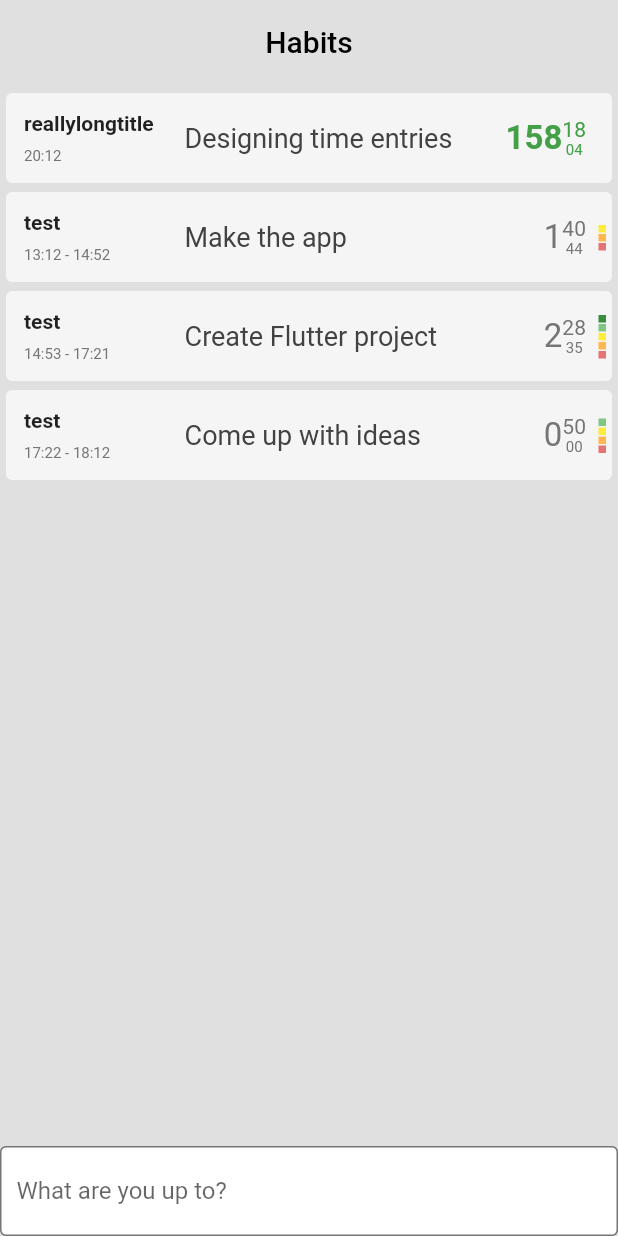
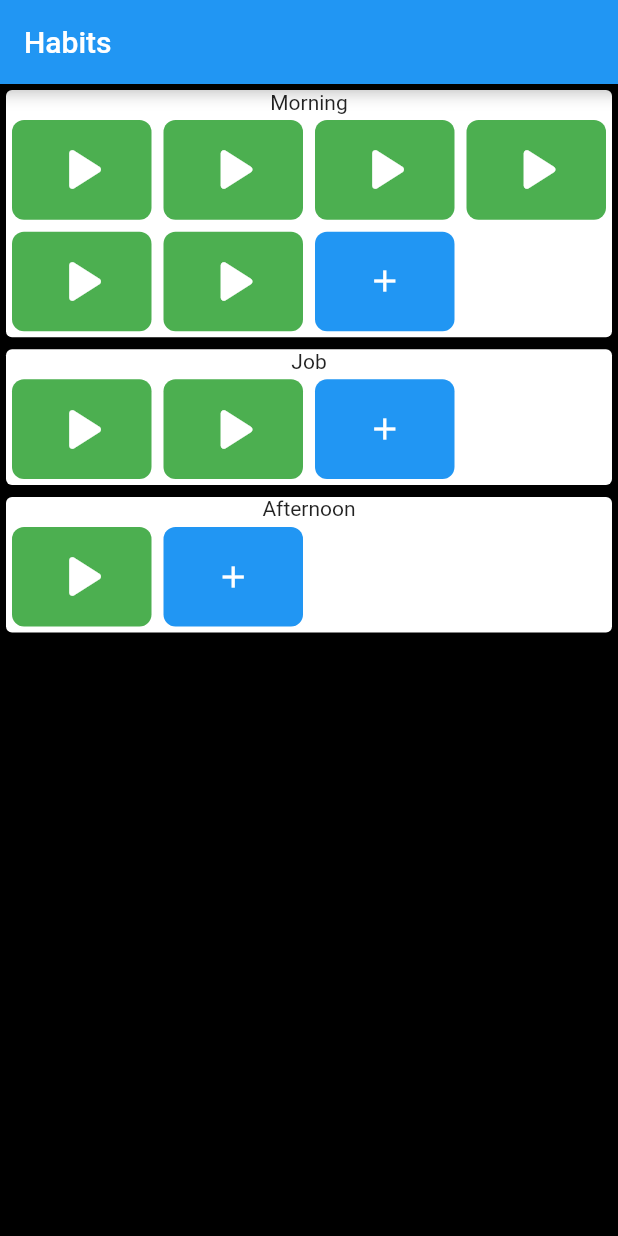
Before and after one commit to bendicsekb/habits_app, a Flutter app: the screen it shows after launch, on a phone screen of 412 x 824 dp. Run offline on Flutter 3.47's test engine with Material 2 defaults, Android fonts, the phone set to English and light mode, and no system bars; drawn by our look-alikes of flutter_slidable; our stand-ins replace flutter_hooks, flutter_riverpod, hooks_riverpod.

Commit message:
feat Block and activity based design

```diff
--- /dev/null
+++ b/lib/block_activity_design/activity.dart
@@ -0,0 +1,58 @@
+import 'package:flutter/material.dart';
+import 'package:flutter_hooks/flutter_hooks.dart';
+import 'package:hooks_riverpod/hooks_riverpod.dart';
+
+final _activityButtonStyle = TextButton.styleFrom(
+  foregroundColor: Colors.white,
+  backgroundColor: Colors.blue,
+  shape: RoundedRectangleBorder(
+    borderRadius: BorderRadius.circular(8),
+  ),
+);
+
+final _runningActivityButtonStyle = TextButton.styleFrom(
+  foregroundColor: Colors.white,
+  backgroundColor: Colors.green,
+  shape: RoundedRectangleBorder(
+    borderRadius: BorderRadius.circular(8),
+  ),
+);
+
+class Activity extends HookConsumerWidget {
+  final activityName;
+  const Activity({Key? key, required this.activityName}) : super(key: key);
+  @override
+  Widget build(BuildContext context, WidgetRef ref) {
+    final running = useState(false);
+    return TextButton(
+      onPressed: () {
+        running.value = !running.value;
+      },
+      style: running.value ? _activityButtonStyle : _runningActivityButtonStyle,
+      child: AnimatedCrossFade(
+        crossFadeState: running.value
+            ? CrossFadeState.showFirst
+            : CrossFadeState.showSecond,
+        duration: Duration(milliseconds: 300),
+        firstChild: Text(activityName),
+        secondChild: SizedBox(
+          width: 50,
+          height: 50,
+          child: Icon(Icons.play_arrow_rounded, size: 50),
+        ),
+      ),
+    );
+  }
+}
+
+class AddActivity extends HookConsumerWidget {
+  const AddActivity({Key? key}) : super(key: key);
+  @override
+  Widget build(BuildContext context, WidgetRef ref) {
+    return TextButton(
+      onPressed: () {},
+      style: _activityButtonStyle,
+      child: Icon(Icons.add),
+    );
+  }
+}
--- /dev/null
+++ b/lib/block_activity_design/block.dart
@@ -0,0 +1,40 @@
+import 'package:flutter/material.dart';
+import 'package:habits_app/block_activity_design/activity.dart';
+import 'package:habits_app/main.dart';
+import 'package:hooks_riverpod/hooks_riverpod.dart';
+
+class Block extends HookConsumerWidget {
+  final String blockName;
+  const Block({Key? key, required this.blockName}) : super(key: key);
+  @override
+  Widget build(BuildContext context, WidgetRef ref) {
+    final activities = ref.watch(activityNamesPerBlockProvider);
+    return Card(
+      child: Column(
+        children: [
+          Text(blockName),
+          GridView.builder(
+            padding: const EdgeInsets.all(4),
+            physics: const NeverScrollableScrollPhysics(),
+            shrinkWrap: true,
+            gridDelegate: const SliverGridDelegateWithFixedCrossAxisCount(
+              crossAxisCount: 4,
+              mainAxisSpacing: 8,
+              crossAxisSpacing: 8,
+              childAspectRatio: 1.4,
+            ),
+            itemCount: activities[blockName]!.length + 1,
+            itemBuilder: (context, index) {
+              if (index == activities[blockName]!.length) {
+                return const AddActivity();
+              }
+              return Activity(
+                activityName: activities[blockName]![index],
+              );
+            },
+          ),
+        ],
+      ),
+    );
+  }
+}
--- /dev/null
+++ b/lib/block_activity_design/habits_app.dart
@@ -0,0 +1,43 @@
+import 'package:flutter/material.dart';
+import 'package:habits_app/block_activity_design/block.dart';
+import 'package:habits_app/main.dart';
+import 'package:hooks_riverpod/hooks_riverpod.dart';
+
+class HabitsApp extends StatelessWidget {
+  const HabitsApp({Key? key}) : super(key: key);
+
+  @override
+  Widget build(BuildContext context) {
+    return MaterialApp(
+      title: 'Habits app',
+      theme: ThemeData(
+        primarySwatch: Colors.blue,
+        scaffoldBackgroundColor: Colors.black,
+        canvasColor: Colors.black,
+      ),
+      home: const MyHomePage(title: 'Habits'),
+    );
+  }
+}
+
+class MyHomePage extends HookConsumerWidget {
+  final String title;
+  const MyHomePage({Key? key, required this.title}) : super(key: key);
+  @override
+  Widget build(BuildContext context, WidgetRef ref) {
+    final blockNames = ref.watch(blockNamesProvider);
+    return Scaffold(
+      appBar: AppBar(
+        title: Text(title),
+      ),
+      body: ListView.builder(
+        itemCount: blockNames.length,
+        itemBuilder: (BuildContext context, int index) {
+          return Block(
+            blockName: blockNames[index],
+          );
+        },
+      ),
+    );
+  }
+}
--- /dev/null
+++ b/lib/block_activity_design/model/model.dart
@@ -0,0 +1,97 @@
+import 'dart:math';
+import 'dart:convert';
+
+import 'package:flutter/material.dart';
+import 'package:flutter_riverpod/flutter_riverpod.dart';
+
+// src: https://stackoverflow.com/questions/61919395/how-to-generate-random-string-in-dart
+String getRandomString(int len) {
+  var random = Random.secure();
+  var values = List<int>.generate(len, (i) => random.nextInt(255));
+  return base64UrlEncode(values);
+}
+
+@immutable
+class Entry {
+  final String id;
+  final String activityName;
+  final String block;
+  final DateTime startTime;
+  final DateTime? endTime;
+
+  const Entry({
+    required this.id,
+    required this.activityName,
+    required this.block,
+    required this.startTime,
+    this.endTime,
+  });
+
+  Entry copyWith({
+    String? id,
+    String? activityName,
+    String? block,
+    DateTime? startTime,
+    DateTime? endTime,
+  }) {
+    return Entry(
+      id: id ?? this.id,
+      activityName: activityName ?? this.activityName,
+      block: block ?? this.block,
+      startTime: startTime ?? this.startTime,
+      endTime: endTime ?? this.endTime,
+    );
+  }
+}
+
+class EntryList extends StateNotifier<List<Entry>> {
+  EntryList([List<Entry>? initialEntries]) : super(initialEntries ?? []);
+
+  void addEntry(
+      String text, String block, DateTime startTime, DateTime? endTime) {
+    state = [
+      ...state,
+      Entry(
+          id: getRandomString(24),
+          activityName: text,
+          block: block,
+          startTime: startTime,
+          endTime: endTime)
+    ];
+    state.sort((a, b) => b.startTime.compareTo(a.startTime));
+  }
+
+  void removeEntry(Entry target) {
+    state = state.where((entry) => entry.id != target.id).toList();
+  }
+
+  Entry getEntry(String id) {
+    return state.firstWhere((entry) => entry.id == id);
+  }
+
+  void stopClock(String id) {
+    state = state.map((entry) {
+      if (entry.id == id) {
+        return entry.copyWith(endTime: DateTime.now());
+      } else {
+        return entry;
+      }
+    }).toList();
+  }
+
+  void editEntry(String id, String? activityName, String? block,
+      DateTime? startTime, DateTime? endTime) {
+    state = state.map((entry) {
+      if (entry.id == id) {
+        return entry.copyWith(
+          activityName: activityName,
+          block: block,
+          startTime: startTime,
+          endTime: endTime,
+        );
+      } else {
+        return entry;
+      }
+    }).toList();
+  }
+}
--- a/lib/main.dart
+++ b/lib/main.dart
@@ -1,44 +1,93 @@
 import 'package:flutter/material.dart';
-import 'package:habits_app/list_design/habits_app.dart';
+import 'package:habits_app/block_activity_design/habits_app.dart';
 import 'package:hooks_riverpod/hooks_riverpod.dart';
 
-import 'list_design/model/model.dart';
+import 'block_activity_design/model/model.dart';
 
 final entryListProvider = StateNotifierProvider<EntryList, List<Entry>>((ref) {
   return EntryList([
     Entry(
-      id: "0",
-      text: "Designing time entries",
-      title: "reallylongtitle",
-      startTime: DateTime(2022, 9, 27, 20, 12, 3),
-    ),
+        id: '1',
+        activityName: 'Wake up',
+        block: 'Morning',
+        startTime: DateTime(2021, 8, 21, 6, 0),
+        endTime: DateTime(2021, 8, 21, 7, 0)),
     Entry(
-      id: "1",
-      text: "Make the app",
-      title: "test",
-      startTime: DateTime(2022, 2, 3, 13, 12, 3),
-      endTime: DateTime(2022, 2, 3, 14, 52, 47),
-      satisfaction: 3,
-    ),
+        id: '2',
+        activityName: 'Breakfast',
+        block: 'Morning',
+        startTime: DateTime(2021, 8, 21, 7, 0),
+        endTime: DateTime(2021, 8, 21, 7, 15)),
     Entry(
-      id: "2",
-      text: "Create Flutter project",
-      title: "test",
-      startTime: DateTime(2022, 2, 3, 14, 53, 0),
-      endTime: DateTime(2022, 2, 3, 17, 21, 35),
-      satisfaction: 5,
-    ),
+        id: '3',
+        activityName: 'Brush teeth',
+        block: 'Morning',
+        startTime: DateTime(2021, 8, 21, 7, 15),
+        endTime: DateTime(2021, 8, 21, 7, 20)),
     Entry(
-      id: "3",
-      text: "Come up with ideas",
-      title: "test",
-      startTime: DateTime(2022, 2, 3, 17, 22, 0),
-      endTime: DateTime(2022, 2, 3, 18, 12, 0),
-      satisfaction: 4,
-    ),
+        id: '4',
+        activityName: 'Shower',
+        block: 'Morning',
+        startTime: DateTime(2021, 8, 21, 7, 20),
+        endTime: DateTime(2021, 8, 21, 7, 45)),
+    Entry(
+        id: '5',
+        activityName: 'Dress',
+        block: 'Morning',
+        startTime: DateTime(2021, 8, 21, 7, 45),
+        endTime: DateTime(2021, 8, 21, 7, 50)),
+    Entry(
+        id: '6',
+        activityName: 'Pack lunch',
+        block: 'Morning',
+        startTime: DateTime(2021, 8, 21, 7, 50),
+        endTime: DateTime(2021, 8, 21, 8, 0)),
+    Entry(
+        id: '7',
+        activityName: 'Work',
+        block: 'Job',
+        startTime: DateTime(2021, 8, 21, 8, 0),
+        endTime: DateTime(2021, 8, 21, 8, 15)),
+    Entry(
+        id: '8',
+        activityName: 'Lunch',
+        block: 'Job',
+        startTime: DateTime(2021, 8, 21, 12, 0),
+        endTime: DateTime(2021, 8, 21, 12, 15)),
+    Entry(
+        id: '9',
+        activityName: 'Work',
+        block: 'Job',
+        startTime: DateTime(2021, 8, 21, 12, 15),
+        endTime: DateTime(2021, 8, 21, 12, 30)),
+    Entry(
+        id: '10',
+        activityName: 'Dinner',
+        block: 'Afternoon',
+        startTime: DateTime(2021, 8, 21, 18, 0),
+        endTime: DateTime(2021, 8, 21, 18, 15)),
   ]);
 });
 
+final blockNamesProvider = Provider<List<String>>((ref) {
+  final entryList = ref.watch(entryListProvider);
+  return entryList.map((e) => e.block).toSet().toList();
+});
+
+final activityNamesPerBlockProvider =
+    Provider<Map<String, List<String>>>((ref) {
+  final entryList = ref.watch(entryListProvider);
+  final blockNames = ref.watch(blockNamesProvider);
+  final activityNamesPerBlock = <String, List<String>>{};
+  for (final blockName in blockNames) {
+    activityNamesPerBlock[blockName] = entryList
+        .where((e) => e.block == blockName)
+        .map((e) => e.activityName)
+        .toSet()
+        .toList();
+  }
+  return activityNamesPerBlock;
+});
 void main() {
   runApp(const ProviderScope(child: HabitsApp()));
 }
```
